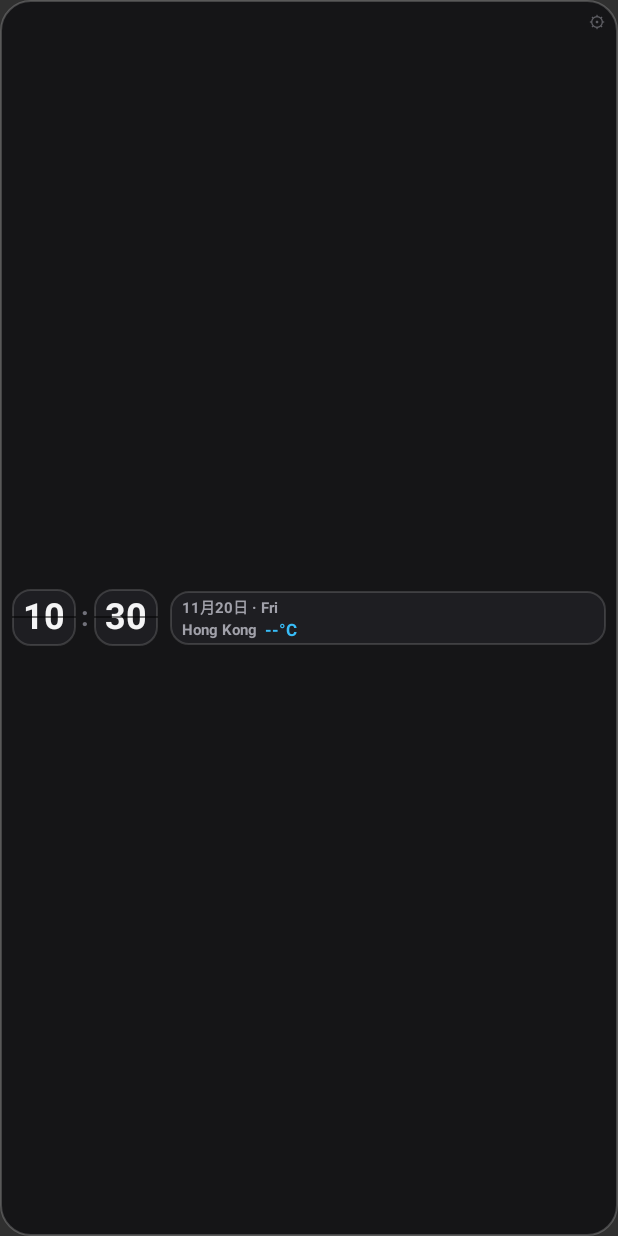
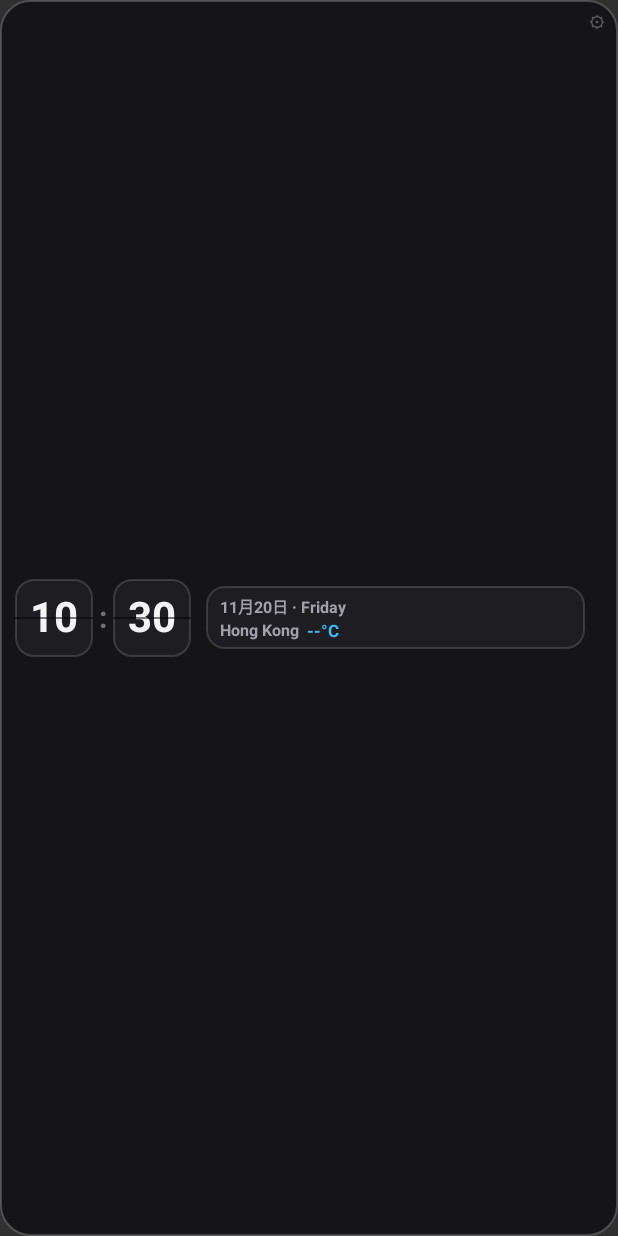
Before and after one commit to timlskforai-netizen/grok-flip-clock, an Android app built with Jetpack Compose: the layout widget_flip_clock_row.xml on its own in the app's theme, with its tools: preview values and no code run, on a phone screen of 412 x 824 dp. Run offline under Robolectric (Android 15) with nearby library versions, the phone set to English and light mode, and no system bars.

Commit message:
Update widget_flip_clock_row.xml

```diff
--- a/app/src/main/res/layout/widget_flip_clock_row.xml
+++ b/app/src/main/res/layout/widget_flip_clock_row.xml
@@ -28,12 +28,12 @@
         android:layout_height="match_parent"
         android:gravity="center_vertical"
         android:orientation="horizontal"
-        android:paddingStart="8dp"
-        android:paddingTop="4dp"
-        android:paddingEnd="8dp"
-        android:paddingBottom="4dp">
+        android:paddingStart="10dp"
+        android:paddingTop="6dp"
+        android:paddingEnd="22dp"
+        android:paddingBottom="6dp">
 
-        <!-- 左邊：緊湊翻頁鐘（時 : 分） -->
+        <!-- 左邊：橫排翻頁鐘（時 : 分） -->
         <LinearLayout
             android:id="@+id/widget_clock_container"
             android:layout_width="wrap_content"
@@ -42,10 +42,8 @@
             android:orientation="horizontal">
 
             <FrameLayout
-                android:layout_width="wrap_content"
-                android:layout_height="wrap_content"
-                android:minWidth="42dp"
-                android:minHeight="38dp">
+                android:layout_width="52dp"
+                android:layout_height="52dp">
 
                 <ImageView
                     android:id="@+id/widget_hour_card_bg"
@@ -57,19 +55,14 @@
 
                 <TextClock
                     android:id="@+id/widget_hour"
-                    android:layout_width="wrap_content"
-                    android:layout_height="wrap_content"
-                    android:layout_gravity="center"
+                    android:layout_width="match_parent"
+                    android:layout_height="match_parent"
                     android:format12Hour="hh"
                     android:format24Hour="HH"
                     android:gravity="center"
                     android:includeFontPadding="false"
-                    android:paddingStart="7dp"
-                    android:paddingTop="3dp"
-                    android:paddingEnd="7dp"
-                    android:paddingBottom="3dp"
                     android:textColor="#FFF4F4F5"
-                    android:textSize="24sp"
+                    android:textSize="28sp"
                     android:textStyle="bold" />
 
                 <ImageView
@@ -85,18 +78,16 @@
                 android:layout_width="wrap_content"
                 android:layout_height="wrap_content"
                 android:includeFontPadding="false"
-                android:paddingStart="3dp"
-                android:paddingEnd="3dp"
+                android:paddingStart="4dp"
+                android:paddingEnd="4dp"
                 android:text=":"
                 android:textColor="#FF71717A"
-                android:textSize="18sp"
+                android:textSize="20sp"
                 android:textStyle="bold" />
 
             <FrameLayout
-                android:layout_width="wrap_content"
-                android:layout_height="wrap_content"
-                android:minWidth="42dp"
-                android:minHeight="38dp">
+                android:layout_width="52dp"
+                android:layout_height="52dp">
 
                 <ImageView
                     android:id="@+id/widget_min_card_bg"
@@ -108,19 +99,14 @@
 
                 <TextClock
                     android:id="@+id/widget_minute"
-                    android:layout_width="wrap_content"
-                    android:layout_height="wrap_content"
-                    android:layout_gravity="center"
+                    android:layout_width="match_parent"
+                    android:layout_height="match_parent"
                     android:format12Hour="mm"
                     android:format24Hour="mm"
                     android:gravity="center"
                     android:includeFontPadding="false"
-                    android:paddingStart="7dp"
-                    android:paddingTop="3dp"
-                    android:paddingEnd="7dp"
-                    android:paddingBottom="3dp"
                     android:textColor="#FFF4F4F5"
-                    android:textSize="24sp"
+                    android:textSize="28sp"
                     android:textStyle="bold" />
 
                 <ImageView
@@ -137,7 +123,7 @@
             android:id="@+id/widget_weather_bar"
             android:layout_width="0dp"
             android:layout_height="wrap_content"
-            android:layout_marginStart="8dp"
+            android:layout_marginStart="10dp"
             android:layout_weight="1">
 
             <ImageView
@@ -153,28 +139,28 @@
                 android:layout_height="wrap_content"
                 android:gravity="center_vertical"
                 android:orientation="vertical"
-                android:paddingStart="8dp"
-                android:paddingTop="3dp"
-                android:paddingEnd="8dp"
-                android:paddingBottom="3dp">
+                android:paddingStart="9dp"
+                android:paddingTop="5dp"
+                android:paddingEnd="9dp"
+                android:paddingBottom="5dp">
 
                 <TextClock
                     android:id="@+id/widget_date"
                     android:layout_width="wrap_content"
                     android:layout_height="wrap_content"
                     android:ellipsize="end"
-                    android:format12Hour="M月d日 · EEE"
-                    android:format24Hour="M月d日 · EEE"
+                    android:format12Hour="M月d日 · EEEE"
+                    android:format24Hour="M月d日 · EEEE"
                     android:includeFontPadding="false"
                     android:maxLines="1"
                     android:textColor="#FFA1A1AA"
-                    android:textSize="10sp"
+                    android:textSize="10.5sp"
                     android:textStyle="bold" />
 
                 <LinearLayout
                     android:layout_width="wrap_content"
                     android:layout_height="wrap_content"
-                    android:layout_marginTop="1dp"
+                    android:layout_marginTop="2dp"
                     android:gravity="center_vertical"
                     android:orientation="horizontal">
 
@@ -187,7 +173,7 @@
                         android:maxLines="1"
                         android:text="Hong Kong"
                         android:textColor="#FFA1A1AA"
-                        android:textSize="10sp"
+                        android:textSize="10.5sp"
                         android:textStyle="bold" />
 
                     <TextView
@@ -198,7 +184,7 @@
                         android:includeFontPadding="false"
                         android:text="--°C"
                         android:textColor="#FF38BDF8"
-                        android:textSize="11sp"
+                        android:textSize="11.5sp"
                         android:textStyle="bold" />
 
                     <TextView
@@ -211,20 +197,20 @@
                         android:maxLines="1"
                         android:text=""
                         android:textColor="#FFE4E4E7"
-                        android:textSize="10sp" />
+                        android:textSize="10.5sp" />
                 </LinearLayout>
 
                 <TextView
                     android:id="@+id/widget_forecast_text"
                     android:layout_width="wrap_content"
                     android:layout_height="wrap_content"
-                    android:layout_marginTop="1dp"
+                    android:layout_marginTop="2dp"
                     android:ellipsize="end"
                     android:includeFontPadding="false"
                     android:maxLines="1"
                     android:text=""
                     android:textColor="#FFA1A1AA"
-                    android:textSize="9.5sp"
+                    android:textSize="10sp"
                     android:visibility="gone" />
             </LinearLayout>
         </FrameLayout>
```
